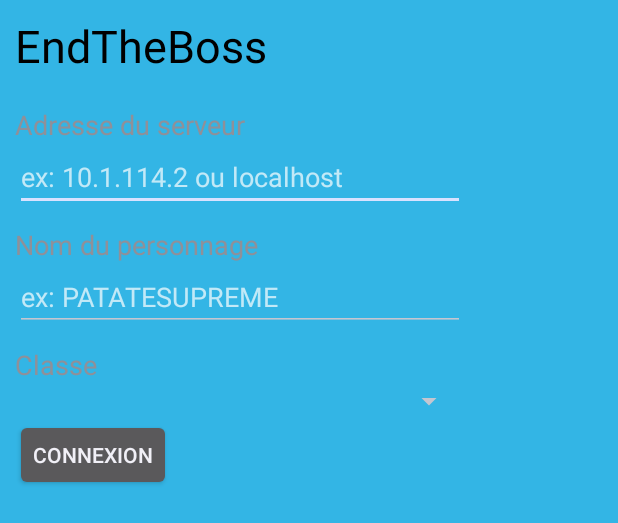
After one commit to GeneralQuarter/EndTheBoss, an Android app: the layout activity_choix.xml on its own in the app's theme, with its tools: preview values and no code run, on a phone screen of 412 x 824 dp. The commit adds this screen. Shown: the top 523 px of the screen. Run offline under Robolectric (Android 15) with nearby library versions, the phone set to English and light mode, and no system bars.

Commit message:
Ajout d'une nouvelle activité ChoixActivity

```diff
--- /dev/null
+++ b/app/src/main/res/layout/activity_choix.xml
@@ -0,0 +1,59 @@
+<?xml version="1.0" encoding="utf-8"?>
+<LinearLayout xmlns:android="http://schemas.android.com/apk/res/android"
+    xmlns:tools="http://schemas.android.com/tools"
+    android:layout_width="match_parent"
+    android:layout_height="match_parent"
+    android:orientation="vertical"
+    android:background="@android:color/holo_blue_light"
+    android:padding="10dp">
+
+    <TextView
+        android:layout_width="wrap_content"
+        android:layout_height="wrap_content"
+        android:text="@string/app_name"
+        android:textSize="30sp"
+        android:textColor="@android:color/black"
+        android:layout_marginBottom="20dp"
+        />
+
+    <TextView
+        android:layout_width="wrap_content"
+        android:layout_height="wrap_content"
+        android:text="@string/label_adresse_ip"
+        android:textSize="18sp"/>
+    <EditText
+        android:layout_width="300dp"
+        android:layout_height="wrap_content"
+        android:hint="@string/hint_adresse_ip"/>
+
+    <TextView
+        android:layout_marginTop="10dp"
+        android:layout_width="wrap_content"
+        android:layout_height="wrap_content"
+        android:text="@string/label_nom_personnage"
+        android:textSize="18sp"/>
+    <EditText
+        android:layout_width="300dp"
+        android:layout_height="wrap_content"
+        android:hint="@string/hint_nom_personnage"/>
+
+    <TextView
+        android:layout_marginTop="10dp"
+        android:layout_width="wrap_content"
+        android:layout_height="wrap_content"
+        android:text="@string/label_classe"
+        android:textSize="18sp"/>
+
+    <Spinner
+        android:layout_width="300dp"
+        android:layout_height="wrap_content">
+
+    </Spinner>
+
+    <Button
+        android:id="@+id/button_connexion"
+        android:layout_width="wrap_content"
+        android:layout_height="wrap_content"
+        android:text="@string/button_connexion"/>
+
+</LinearLayout>
--- a/app/src/main/res/layout/activity_game.xml
+++ b/app/src/main/res/layout/activity_game.xml
@@ -19,8 +19,6 @@
         android:id="@+id/game_view_fragment"
         android:layout_width="0dp"
         android:layout_weight="2"
-        android:layout_height="match_parent"
-        tools:layout="@layout/game_view">
-
+        android:layout_height="match_parent">
     </fragment>
 </LinearLayout>
--- a/app/src/main/res/layout/game_view.xml
+++ /dev/null
@@ -1,6 +0,0 @@
-<?xml version="1.0" encoding="utf-8"?>
-<virus.endtheboss.Vue.GameSurface xmlns:android="http://schemas.android.com/apk/res/android"
-    android:layout_width="match_parent" android:layout_height="match_parent"
-    android:background="@color/colorPrimary">
-
-</virus.endtheboss.Vue.GameSurface>
--- a/app/src/main/res/values/strings.xml
+++ b/app/src/main/res/values/strings.xml
@@ -11,4 +11,10 @@
     <string name="defaut_nom_classe">Archer</string>
     <string name="defaut_nom_sort">Lancer de patates</string>
     <string name="defaut_action_sort">Lancer  sort >></string>
+    <string name="hint_adresse_ip">ex: 10.1.114.2 ou localhost</string>
+    <string name="hint_nom_personnage">ex: PATATESUPREME</string>
+    <string name="button_connexion">Connexion</string>
+    <string name="label_adresse_ip">Adresse du serveur</string>
+    <string name="label_nom_personnage">Nom du personnage</string>
+    <string name="label_classe">Classe</string>
 </resources>
```
Also changed, not shown: app/src/main/AndroidManifest.xml (+8 -0 lines), app/src/main/java/virus/endtheboss/ChoixActivity.java (added, +35 -0 lines).
